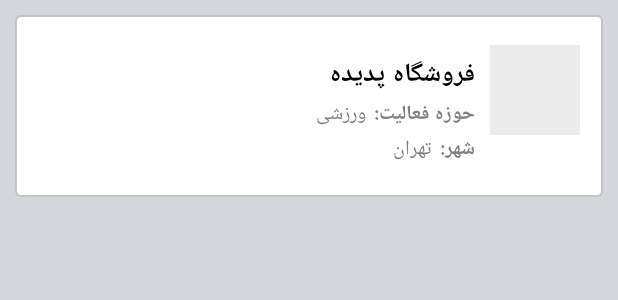
After one commit to hoomanab/MEydoon, an Android app: the layout shop_search_result_item.xml on its own in the app's theme, with its tools: preview values and no code run, on a phone screen of 412 x 824 dp. The commit adds this screen. Shown: the top 300 px of the screen. Run offline under Robolectric (Android 15) with nearby library versions, the phone set to English and light mode, and no system bars.

```diff
--- a/app/src/main/AndroidManifest.xml
+++ b/app/src/main/AndroidManifest.xml
@@ -3,6 +3,8 @@
     package="com.example.meydoon" >
 
     <uses-permission android:name="android.permission.INTERNET" />
+    <uses-permission android:name="android.permission.WRITE_EXTERNAL_STORAGE" />
+
     <application
         android:name=".app.AppController"
         android:allowBackup="true"
--- a/app/src/main/res/layout/search_fragment.xml
+++ b/app/src/main/res/layout/search_fragment.xml
@@ -23,7 +23,8 @@
             android:drawableRight="@android:drawable/ic_menu_search"
             android:inputType="text"
             android:paddingTop="10dp"
-            android:background="@drawable/bg_parent_rounded_corner" />
+            android:background="@drawable/bg_parent_rounded_corner"
+            android:textColor="@color/gray_btm_nav_bar_icon"/>
     </RelativeLayout>
 
 
@@ -45,7 +46,7 @@
             android:textSize="20sp"
             android:layout_marginBottom="5dp"/>
         <ListView
-            android:id="@+id/search_result_list_view"
+            android:id="@+id/shop_search_result_list_view"
             android:layout_width="fill_parent"
             android:layout_height="wrap_content" />
     </LinearLayout>
--- /dev/null
+++ b/app/src/main/res/layout/shop_search_result_item.xml
@@ -0,0 +1,160 @@
+<?xml version="1.0" encoding="utf-8"?>
+<LinearLayout xmlns:android="http://schemas.android.com/apk/res/android"
+    android:orientation="vertical"
+    android:layout_width="match_parent"
+    android:layout_height="match_parent"
+    android:background="@color/feed_bg"
+    android:layout_gravity="right"
+    android:gravity="right">
+
+    <LinearLayout
+        android:layout_width="fill_parent"
+        android:layout_height="wrap_content"
+        android:layout_marginLeft="@dimen/feed_item_margin"
+        android:layout_marginRight="@dimen/feed_item_margin"
+        android:layout_marginTop="@dimen/feed_item_margin"
+        android:background="@drawable/bg_parent_rounded_corner"
+        android:orientation="vertical"
+        android:paddingBottom="@dimen/feed_item_padding_top_bottom"
+        android:paddingTop="@dimen/feed_item_padding_top_bottom"
+        android:layout_gravity="right"
+        android:gravity="right">
+
+        <!-- container -->
+        <LinearLayout
+            android:id="@+id/shop_search_result_container"
+            android:layout_width="fill_parent"
+            android:layout_height="wrap_content"
+            android:orientation="horizontal"
+            android:paddingLeft="@dimen/feed_item_padding_left_right"
+            android:paddingRight="@dimen/feed_item_padding_left_right"
+            android:layout_gravity="right"
+            android:gravity="right">
+
+            <!--<Button
+                android:layout_width="50dp"
+                android:layout_height="50dp"
+                android:text="مشاهده فروشگاه"
+                android:background="@color/meydoonRed"
+                android:layout_gravity="left"/>
+            -->
+
+            <!-- Text beside the picture -->
+            <LinearLayout
+                android:layout_width="wrap_content"
+                android:layout_height="wrap_content"
+                android:orientation="vertical"
+                android:paddingRight="@dimen/feed_item_profile_info_padd"
+                android:layout_gravity="right"
+                android:gravity="right"
+                android:paddingTop="5dp">
+
+
+                <!-- shop name -->
+                <LinearLayout
+                    android:layout_width="wrap_content"
+                    android:layout_height="wrap_content">
+
+                    <TextView
+                        android:id="@+id/shop_name"
+                        android:layout_width="wrap_content"
+                        android:layout_height="wrap_content"
+                        android:textColor="@color/black"
+                        android:textSize="17sp"
+                        android:layout_gravity="right"
+                        android:gravity="right"
+                        android:text="پدیده"
+                        android:layout_marginRight="5dp"
+                        android:textStyle="bold"/>
+                    <TextView
+                        android:layout_width="wrap_content"
+                        android:layout_height="wrap_content"
+                        android:textColor="@color/black"
+                        android:textSize="17sp"
+                        android:layout_gravity="right"
+                        android:gravity="right"
+                        android:text="فروشگاه"
+                        android:textStyle="bold"/>
+
+                </LinearLayout>
+
+
+                <!-- shop category -->
+                <LinearLayout
+                    android:layout_width="wrap_content"
+                    android:layout_height="wrap_content">
+
+                    <TextView
+                        android:id="@+id/shop_category"
+                        android:layout_width="wrap_content"
+                        android:layout_height="wrap_content"
+                        android:textColor="@color/gray_btm_nav_bar_icon"
+                        android:textSize="@dimen/feed_item_timestamp"
+                        android:layout_gravity="right"
+                        android:gravity="right"
+                        android:text="ورزشی"
+                        android:layout_marginRight="5dp"/>
+                    <TextView
+                        android:layout_width="wrap_content"
+                        android:layout_height="wrap_content"
+                        android:textColor="@color/gray_btm_nav_bar_icon"
+                        android:textSize="@dimen/feed_item_timestamp"
+                        android:layout_gravity="right"
+                        android:gravity="right"
+                        android:text="حوزه فعالیت:"
+                        android:textStyle="bold"/>
+
+                </LinearLayout>
+
+                <!-- shop city -->
+                <LinearLayout
+                    android:layout_width="wrap_content"
+                    android:layout_height="wrap_content">
+
+                    <TextView
+                        android:id="@+id/shop_city"
+                        android:layout_width="wrap_content"
+                        android:layout_height="wrap_content"
+                        android:textColor="@color/gray_btm_nav_bar_icon"
+                        android:textSize="@dimen/feed_item_timestamp"
+                        android:layout_gravity="right"
+                        android:gravity="right"
+                        android:text="تهران"
+                        android:layout_marginRight="5dp" />
+                    <TextView
+                        android:layout_width="wrap_content"
+                        android:layout_height="wrap_content"
+                        android:textColor="@color/gray_btm_nav_bar_icon"
+                        android:textSize="@dimen/feed_item_timestamp"
+                        android:layout_gravity="right"
+                        android:gravity="right"
+                        android:text="شهر:"
+                        android:textStyle="bold"/>
+
+                </LinearLayout>
+
+            </LinearLayout>
+
+
+            <!-- shop picture -->
+            <com.android.volley.toolbox.NetworkImageView
+                android:id="@+id/shopProfilePic"
+                android:layout_width="@dimen/feed_item_profile_pic"
+                android:layout_height="@dimen/feed_item_profile_pic"
+                android:scaleType="fitCenter"
+                android:layout_gravity="right"
+                android:gravity="right"
+                android:src="@drawable/ic_profile"
+                android:background="@color/gray">
+            </com.android.volley.toolbox.NetworkImageView>
+
+
+        </LinearLayout>
+
+
+
+
+
+    </LinearLayout>
+
+</LinearLayout>
```
Also changed, not shown: app/src/main/assets/sample_dp.txt (added, +61 -0 lines), app/src/main/java/com/example/meydoon/BottomNavigation/SearchFragment.java (+134 -14 lines), app/src/main/java/com/example/meydoon/adapter/ShopSearchResultListAdapter.java (added, +100 -0 lines), app/src/main/java/com/example/meydoon/data/SearchItem.java (+12 -12 lines), app/src/main/res/layout/search_result_item.xml (deleted, +0 -149 lines).
